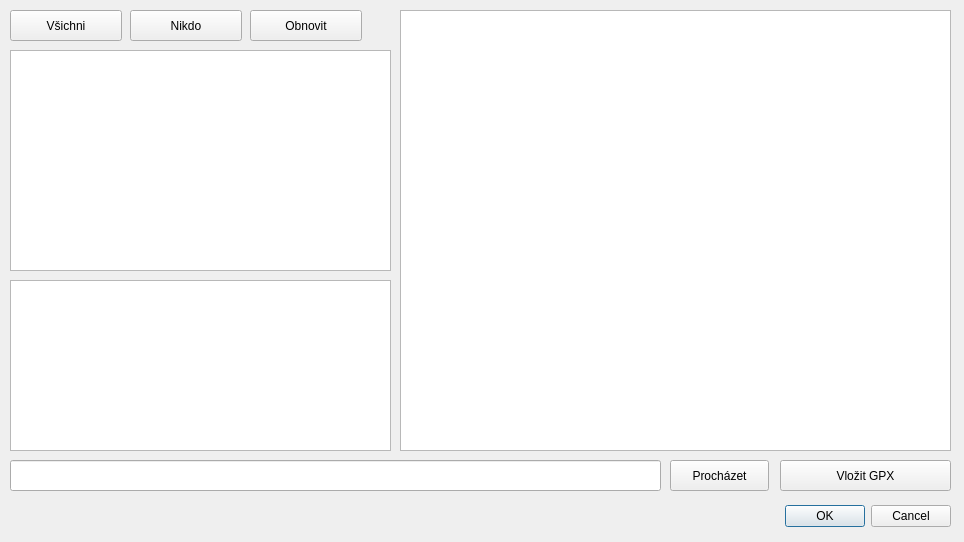
ruz76/qgis_patrac, file ui/message.ui: the form before one commit.
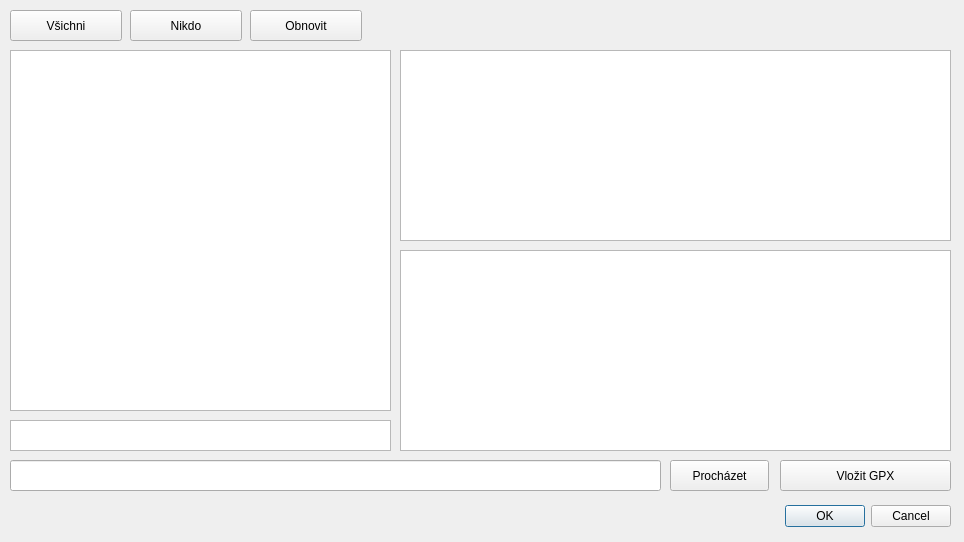
The form after the commit.

What changed in the file:
```diff
--- a/ui/message.ui
+++ b/ui/message.ui
@@ -33,9 +33,9 @@
    <property name="geometry">
     <rect>
      <x>10</x>
-     <y>280</y>
+     <y>420</y>
      <width>381</width>
-     <height>171</height>
+     <height>31</height>
     </rect>
    </property>
   </widget>
@@ -66,9 +66,9 @@
    <property name="geometry">
     <rect>
      <x>400</x>
-     <y>10</y>
+     <y>250</y>
      <width>551</width>
-     <height>441</height>
+     <height>201</height>
     </rect>
    </property>
   </widget>
@@ -78,7 +78,7 @@
      <x>10</x>
      <y>50</y>
      <width>381</width>
-     <height>221</height>
+     <height>361</height>
     </rect>
    </property>
   </widget>
@@ -134,6 +134,16 @@
     <string>Vložit GPX</string>
    </property>
   </widget>
+  <widget class="QListWidget" name="listWidgetMessages">
+   <property name="geometry">
+    <rect>
+     <x>400</x>
+     <y>50</y>
+     <width>551</width>
+     <height>191</height>
+    </rect>
+   </property>
+  </widget>
  </widget>
  <resources/>
  <connections>
```
